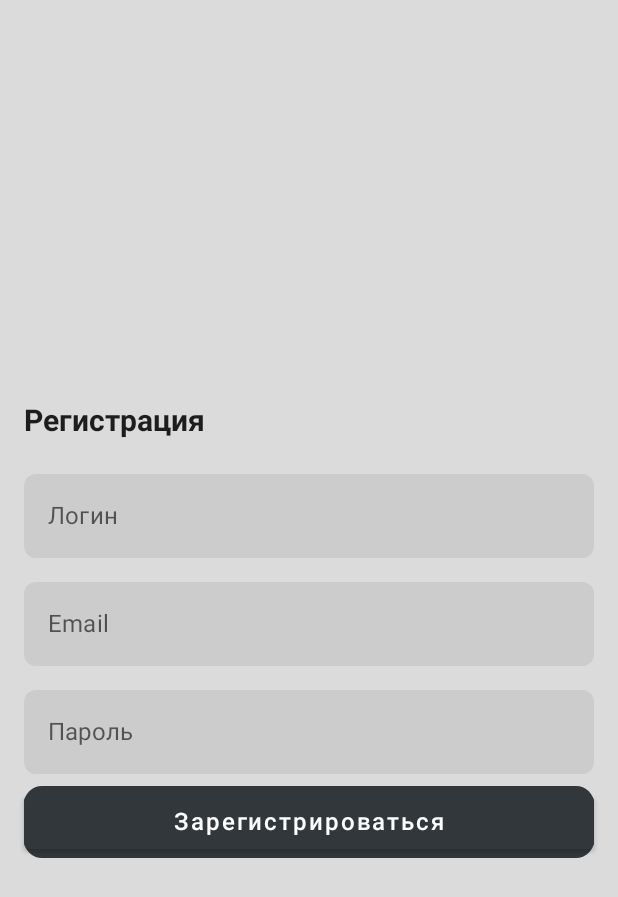
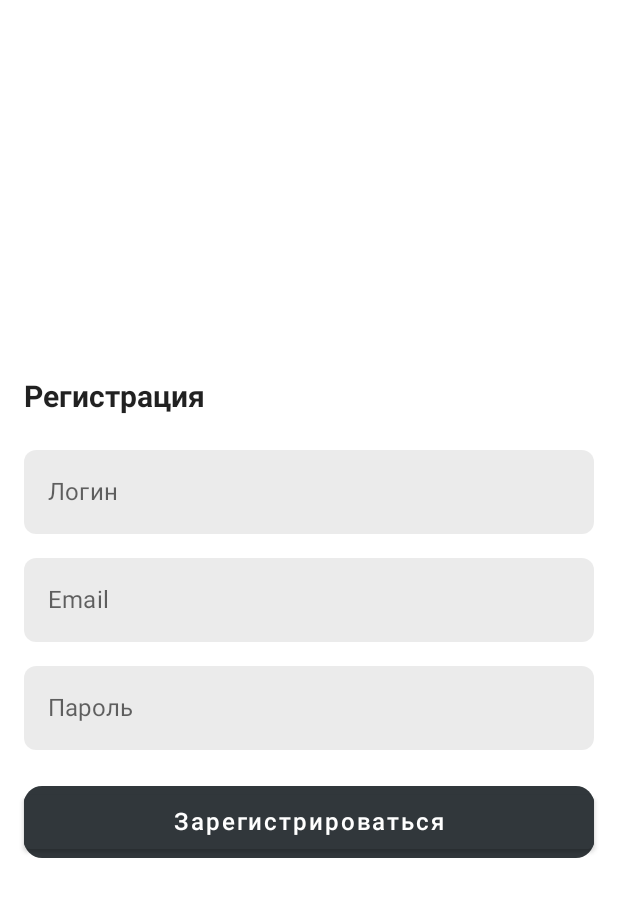
Before and after one commit to YellowFoxy/KmmHackaton, an Android app built with Jetpack Compose: the RegistrationScreen screen opened through its navigation route, on a phone screen of 412 x 824 dp. Shown: the top 897 px of the screen. Run offline under Robolectric (Android 15) with nearby library versions, the phone set to English and light mode, and no system bars.

Commit message:
Auth screens and navigation (demo)

```diff
--- a/androidApp/src/main/java/ru/sber/hackathon/android/MyApplicationTheme.kt
+++ b/androidApp/src/main/java/ru/sber/hackathon/android/MyApplicationTheme.kt
@@ -24,7 +24,7 @@ fun MyApplicationTheme(
         primary = Color(0xFF31373B),
         primaryVariant = Color(0xFF3700B3),
         secondary = Color(0xFF03DAC5),
-        background = Color(0xFFDBDBDB)
+        background = Color.White
     )
 
     val typography = Typography(
--- a/androidApp/src/main/java/ru/sber/hackathon/view/auth/AuthScreen.kt
+++ b/androidApp/src/main/java/ru/sber/hackathon/view/auth/AuthScreen.kt
@@ -57,12 +57,12 @@ fun AuthScreen() {
             modifier = Modifier
                 .fillMaxWidth()
                 .padding(horizontal = 16.dp, vertical = 8.dp)
-                .border(1.dp, Color.LightGray, CircleShape),
+                .border(1.dp, Color.Transparent, CircleShape),
             shape = RoundedCornerShape(8.dp),
             colors = TextFieldDefaults.textFieldColors(
                 textColor = Color.Black,
                 disabledTextColor = Color.Transparent,
-                backgroundColor = Color.LightGray,
+                backgroundColor = Color(0x14000000),
                 focusedIndicatorColor = Color.Transparent,
                 unfocusedIndicatorColor = Color.Transparent,
                 disabledIndicatorColor = Color.Transparent
@@ -77,12 +77,12 @@ fun AuthScreen() {
             modifier = Modifier
                 .fillMaxWidth()
                 .padding(horizontal = 16.dp, vertical = 8.dp)
-                .border(1.dp, Color.LightGray, CircleShape),
+                .border(1.dp, Color.Transparent, CircleShape),
             shape = RoundedCornerShape(8.dp),
             colors = TextFieldDefaults.textFieldColors(
                 textColor = Color.Black,
                 disabledTextColor = Color.Transparent,
-                backgroundColor = Color.LightGray,
+                backgroundColor = Color(0x14000000),
                 focusedIndicatorColor = Color.Transparent,
                 unfocusedIndicatorColor = Color.Transparent,
                 disabledIndicatorColor = Color.Transparent
--- a/androidApp/src/main/java/ru/sber/hackathon/view/auth/PasswordRestoreScreen.kt
+++ b/androidApp/src/main/java/ru/sber/hackathon/view/auth/PasswordRestoreScreen.kt
@@ -53,12 +53,12 @@ fun PasswordRestoreScreen() {
             modifier = Modifier
                 .fillMaxWidth()
                 .padding(vertical = 8.dp)
-                .border(1.dp, Color.LightGray, CircleShape),
+                .border(1.dp, Color.Transparent, CircleShape),
             shape = RoundedCornerShape(8.dp),
             colors = TextFieldDefaults.textFieldColors(
                 textColor = Color.Black,
                 disabledTextColor = Color.Transparent,
-                backgroundColor = Color.LightGray,
+                backgroundColor = Color(0x14000000),
                 focusedIndicatorColor = Color.Transparent,
                 unfocusedIndicatorColor = Color.Transparent,
                 disabledIndicatorColor = Color.Transparent
--- a/androidApp/src/main/java/ru/sber/hackathon/view/auth/RegistrationScreen.kt
+++ b/androidApp/src/main/java/ru/sber/hackathon/view/auth/RegistrationScreen.kt
@@ -56,12 +56,12 @@ fun RegistrationScreen() {
             modifier = Modifier
                 .fillMaxWidth()
                 .padding(horizontal = 16.dp, vertical = 8.dp)
-                .border(1.dp, Color.LightGray, CircleShape),
+                .border(1.dp, Color.Transparent, CircleShape),
             shape = RoundedCornerShape(8.dp),
             colors = TextFieldDefaults.textFieldColors(
                 textColor = Color.Black,
                 disabledTextColor = Color.Transparent,
-                backgroundColor = Color.LightGray,
+                backgroundColor = Color(0x14000000),
                 focusedIndicatorColor = Color.Transparent,
                 unfocusedIndicatorColor = Color.Transparent,
                 disabledIndicatorColor = Color.Transparent
@@ -76,12 +76,12 @@ fun RegistrationScreen() {
             modifier = Modifier
                 .fillMaxWidth()
                 .padding(horizontal = 16.dp, vertical = 8.dp)
-                .border(1.dp, Color.LightGray, CircleShape),
+                .border(1.dp, Color.Transparent, CircleShape),
             shape = RoundedCornerShape(8.dp),
             colors = TextFieldDefaults.textFieldColors(
                 textColor = Color.Black,
                 disabledTextColor = Color.Transparent,
-                backgroundColor = Color.LightGray,
+                backgroundColor = Color(0x14000000),
                 focusedIndicatorColor = Color.Transparent,
                 unfocusedIndicatorColor = Color.Transparent,
                 disabledIndicatorColor = Color.Transparent
@@ -96,12 +96,12 @@ fun RegistrationScreen() {
             modifier = Modifier
                 .fillMaxWidth()
                 .padding(horizontal = 16.dp, vertical = 8.dp)
-                .border(1.dp, Color.LightGray, CircleShape),
+                .border(1.dp, Color.Transparent, CircleShape),
             shape = RoundedCornerShape(8.dp),
             colors = TextFieldDefaults.textFieldColors(
                 textColor = Color.Black,
                 disabledTextColor = Color.Transparent,
-                backgroundColor = Color.LightGray,
+                backgroundColor = Color(0x14000000),
                 focusedIndicatorColor = Color.Transparent,
                 unfocusedIndicatorColor = Color.Transparent,
                 disabledIndicatorColor = Color.Transparent
@@ -116,7 +116,7 @@ fun RegistrationScreen() {
             Button(
                 modifier = Modifier
                     .fillMaxWidth()
-                    .padding(horizontal = 16.dp)
+                    .padding(16.dp)
                     .background(
                         shape = RoundedCornerShape(12.dp),
                         color = Color(0xFF31373B)
--- a/androidApp/src/main/java/ru/sber/hackathon/view/main/MainScreen.kt
+++ b/androidApp/src/main/java/ru/sber/hackathon/view/main/MainScreen.kt
@@ -1,6 +1,7 @@
 package ru.sber.hackathon.view.main
 
 import android.annotation.SuppressLint
+import androidx.compose.foundation.background
 import androidx.compose.foundation.layout.Column
 import androidx.compose.foundation.layout.RowScope
 import androidx.compose.foundation.layout.padding
@@ -137,7 +138,6 @@ fun RowScope.BottomNavItem(
         selected = currentRoute == route,
         onClick = {
             navController.navigate(route) {
-
                 navController.graph.startDestinationRoute?.let { screen_route ->
                     popUpTo(screen_route) {
                         saveState = true
```
